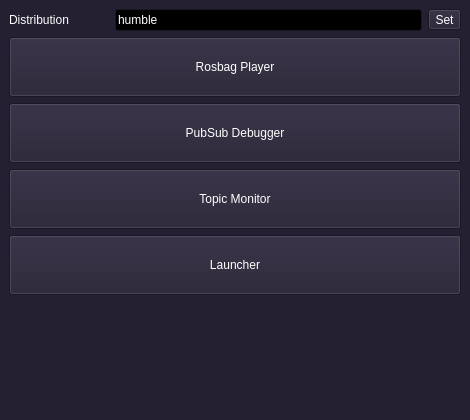
yyamazaki933/rosif, file ui/main.ui: the form before one commit.
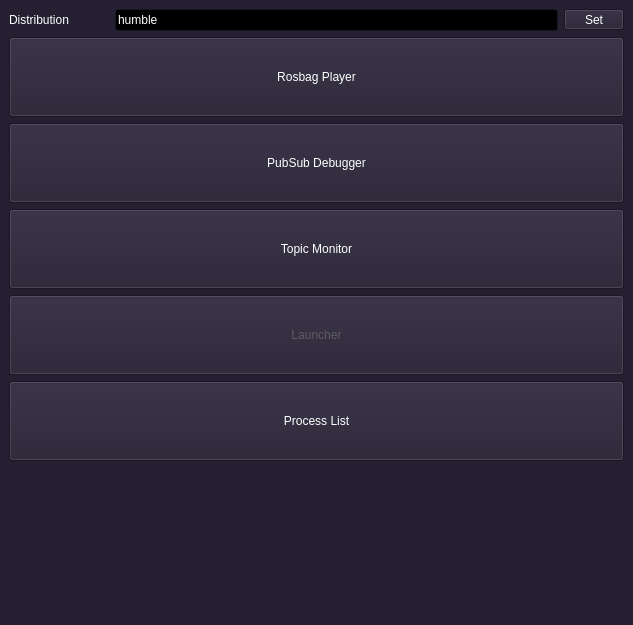
The form after the commit.

Diff of the .ui file:
```diff
--- a/ui/main.ui
+++ b/ui/main.ui
@@ -6,8 +6,8 @@
    <rect>
     <x>0</x>
     <y>0</y>
-    <width>470</width>
-    <height>420</height>
+    <width>633</width>
+    <height>625</height>
    </rect>
   </property>
   <property name="palette">
@@ -490,7 +490,7 @@
     </sizepolicy>
    </property>
    <layout class="QGridLayout" name="gridLayout">
-    <item row="5" column="0">
+    <item row="6" column="0">
      <spacer name="verticalSpacer">
       <property name="orientation">
        <enum>Qt::Vertical</enum>
@@ -503,6 +503,26 @@
       </property>
      </spacer>
     </item>
+    <item row="0" column="1">
+     <widget class="QLineEdit" name="le_distro">
+      <property name="text">
+       <string>humble</string>
+      </property>
+     </widget>
+    </item>
+    <item row="3" column="0" colspan="3">
+     <widget class="QPushButton" name="pb_monitor">
+      <property name="minimumSize">
+       <size>
+        <width>0</width>
+        <height>80</height>
+       </size>
+      </property>
+      <property name="text">
+       <string>Topic Monitor</string>
+      </property>
+     </widget>
+    </item>
     <item row="0" column="0">
      <widget class="QLabel" name="label">
       <property name="minimumSize">
@@ -516,15 +536,30 @@
       </property>
      </widget>
     </item>
-    <item row="0" column="1">
-     <widget class="QLineEdit" name="le_distro">
+    <item row="4" column="0" colspan="3">
+     <widget class="QPushButton" name="pb_launcher">
+      <property name="enabled">
+       <bool>false</bool>
+      </property>
+      <property name="minimumSize">
+       <size>
+        <width>0</width>
+        <height>80</height>
+       </size>
+      </property>
       <property name="text">
-       <string>humble</string>
+       <string>Launcher</string>
       </property>
      </widget>
     </item>
     <item row="0" column="2">
      <widget class="QToolButton" name="tb_distro">
+      <property name="minimumSize">
+       <size>
+        <width>60</width>
+        <height>0</height>
+       </size>
+      </property>
       <property name="text">
        <string>Set</string>
       </property>
@@ -535,7 +570,7 @@
       <property name="minimumSize">
        <size>
         <width>0</width>
-        <height>60</height>
+        <height>80</height>
        </size>
       </property>
       <property name="text">
@@ -548,7 +583,7 @@
       <property name="minimumSize">
        <size>
         <width>0</width>
-        <height>60</height>
+        <height>80</height>
        </size>
       </property>
       <property name="text">
@@ -556,29 +591,16 @@
       </property>
      </widget>
     </item>
-    <item row="3" column="0" colspan="3">
-     <widget class="QPushButton" name="pb_monitor">
+    <item row="5" column="0" colspan="3">
+     <widget class="QPushButton" name="pb_proc">
       <property name="minimumSize">
        <size>
         <width>0</width>
-        <height>60</height>
+        <height>80</height>
        </size>
       </property>
       <property name="text">
-       <string>Topic Monitor</string>
-      </property>
-     </widget>
-    </item>
-    <item row="4" column="0" colspan="3">
-     <widget class="QPushButton" name="pb_launcher">
-      <property name="minimumSize">
-       <size>
-        <width>0</width>
-        <height>60</height>
-       </size>
-      </property>
-      <property name="text">
-       <string>Launcher</string>
+       <string>Process List</string>
       </property>
      </widget>
     </item>
```
